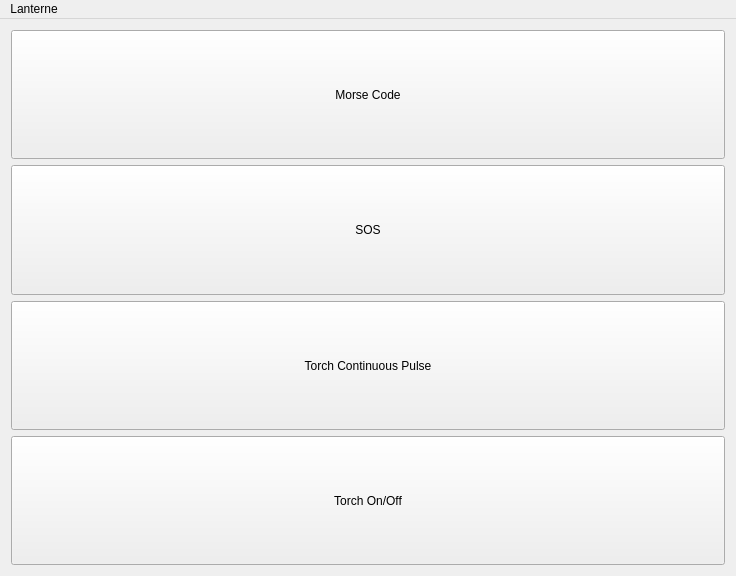
Qt form mainwindow.ui (jpietrzak8/Lanterne) before a commit.
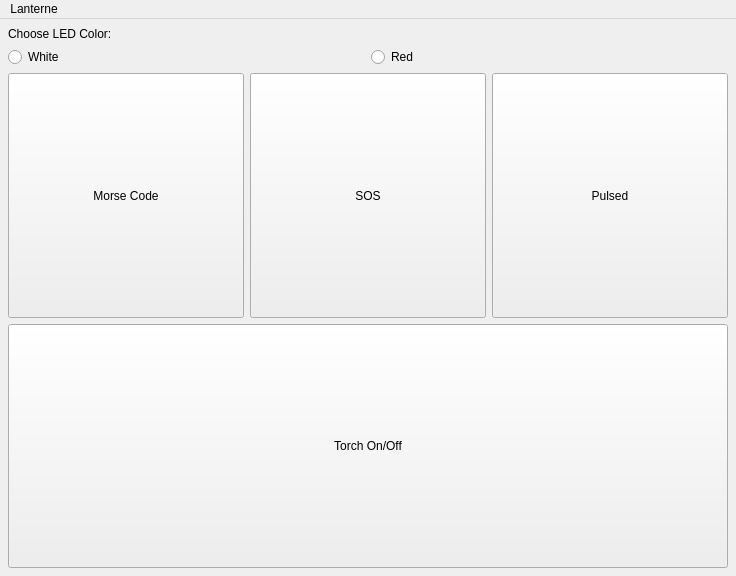
The same form after that commit. Icons and pictures are not drawn.

What changed in the file:
```diff
--- a/mainwindow.ui
+++ b/mainwindow.ui
@@ -15,6 +15,62 @@
   </property>
   <widget class="QWidget" name="centralWidget">
    <layout class="QVBoxLayout" name="verticalLayout">
+    <property name="margin">
+     <number>8</number>
+    </property>
+    <item>
+     <widget class="QLabel" name="ledChoiceLabel">
+      <property name="sizePolicy">
+       <sizepolicy hsizetype="Preferred" vsizetype="Fixed">
+        <horstretch>0</horstretch>
+        <verstretch>0</verstretch>
+       </sizepolicy>
+      </property>
+      <property name="text">
+       <string>Choose LED Color:</string>
+      </property>
+     </widget>
+    </item>
+    <item>
+     <layout class="QHBoxLayout" name="horizontalLayout_2">
+      <item>
+       <widget class="QRadioButton" name="whiteButton">
+        <property name="text">
+         <string>White</string>
+        </property>
+        <property name="icon">
+         <iconset resource="LanterneResources.qrc">
+          <normaloff>:/icons/whiteled.png</normaloff>:/icons/whiteled.png</iconset>
+        </property>
+        <property name="iconSize">
+         <size>
+          <width>48</width>
+          <height>48</height>
+         </size>
+        </property>
+       </widget>
+      </item>
+      <item>
+       <widget class="QRadioButton" name="redButton">
+        <property name="text">
+         <string>Red</string>
+        </property>
+        <property name="icon">
+         <iconset resource="LanterneResources.qrc">
+          <normaloff>:/icons/redled.png</normaloff>:/icons/redled.png</iconset>
+        </property>
+        <property name="iconSize">
+         <size>
+          <width>48</width>
+          <height>48</height>
+         </size>
+        </property>
+       </widget>
+      </item>
+     </layout>
+    </item>
+    <item>
+     <layout class="QHBoxLayout" name="horizontalLayout">
     <item>
      <widget class="QPushButton" name="morseButton">
       <property name="sizePolicy">
@@ -50,9 +106,11 @@
        </sizepolicy>
       </property>
       <property name="text">
-       <string>Torch Continuous Pulse</string>
-      </property>
-     </widget>
+         <string>Pulsed</string>
+        </property>
+       </widget>
+      </item>
+     </layout>
     </item>
     <item>
      <widget class="QPushButton" name="torchButton">
```
Left out of the diff: 4 changed lines with no effect on the pictures. Lines whose indentation alone changed are shown as unchanged.
